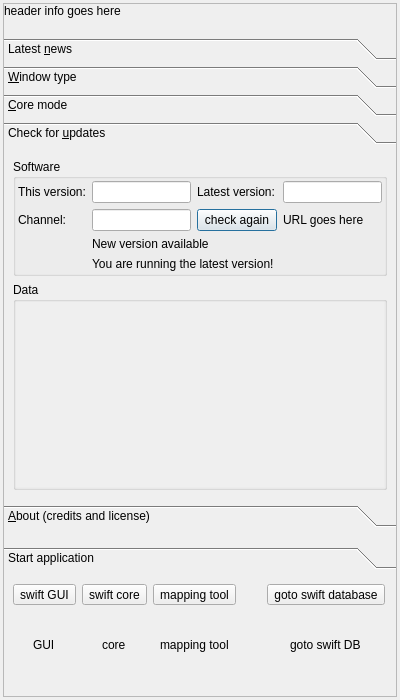
The window that src/swiftlauncher/swiftlauncher.ui (swift-project/pilotclient) describes before a commit, drawn with Qt 5.
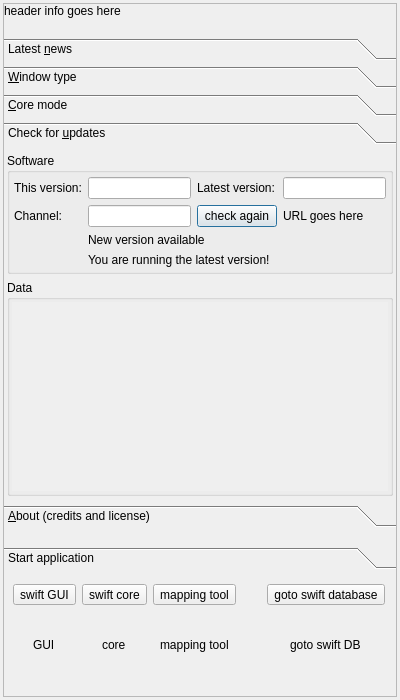
The same window after the commit. Icons and pictures are not drawn. Custom widgets are drawn as their Qt base class.

Commit message: refs #883, launcher improvements * check if core is running before starting pilot client DBus UI * avoid starting pilot client when already running * save UI state (cache) * made lauchner BlackMisc::CIdentifiable

What changed in the file:
```diff
--- a/src/swiftlauncher/swiftlauncher.ui
+++ b/src/swiftlauncher/swiftlauncher.ui
@@ -440,6 +440,18 @@
               <string>Check for &amp;updates</string>
              </attribute>
              <layout class="QVBoxLayout" name="vl_Updates">
+              <property name="leftMargin">
+               <number>3</number>
+              </property>
+              <property name="topMargin">
+               <number>3</number>
+              </property>
+              <property name="rightMargin">
+               <number>3</number>
+              </property>
+              <property name="bottomMargin">
+               <number>3</number>
+              </property>
               <item>
                <widget class="QGroupBox" name="gb_SoftwareUpdates">
                 <property name="title">
@@ -447,16 +459,16 @@
                 </property>
                 <layout class="QGridLayout" name="gl_Version">
                  <property name="leftMargin">
-                  <number>2</number>
+                  <number>4</number>
                  </property>
                  <property name="topMargin">
-                  <number>2</number>
+                  <number>4</number>
                  </property>
                  <property name="rightMargin">
-                  <number>2</number>
+                  <number>4</number>
                  </property>
                  <property name="bottomMargin">
-                  <number>2</number>
+                  <number>4</number>
                  </property>
                  <item row="3" column="1" colspan="3">
                   <widget class="QWidget" name="wi_NoNewVersion" native="true">
@@ -588,16 +600,7 @@
                  <item>
                   <widget class="QScrollArea" name="sa_DataUpdates">
                    <property name="styleSheet">
-                    <string notr="true">border: 0px;</string>
-                   </property>
-                   <property name="frameShape">
-                    <enum>QFrame::NoFrame</enum>
-                   </property>
-                   <property name="frameShadow">
-                    <enum>QFrame::Plain</enum>
-                   </property>
-                   <property name="lineWidth">
-                    <number>0</number>
+                    <string notr="true">border: 0px; padding: 2px;</string>
                    </property>
                    <property name="widgetResizable">
                     <bool>true</bool>
@@ -607,8 +610,8 @@
                      <rect>
                       <x>0</x>
                       <y>0</y>
-                      <width>368</width>
-                      <height>185</height>
+                      <width>376</width>
+                      <height>189</height>
                      </rect>
                     </property>
                     <layout class="QVBoxLayout" name="vl_DataUpdatesScrollArea">
```
Left out of the diff: 5 changed lines with no effect on the pictures. The commit also changes 2 other files.
